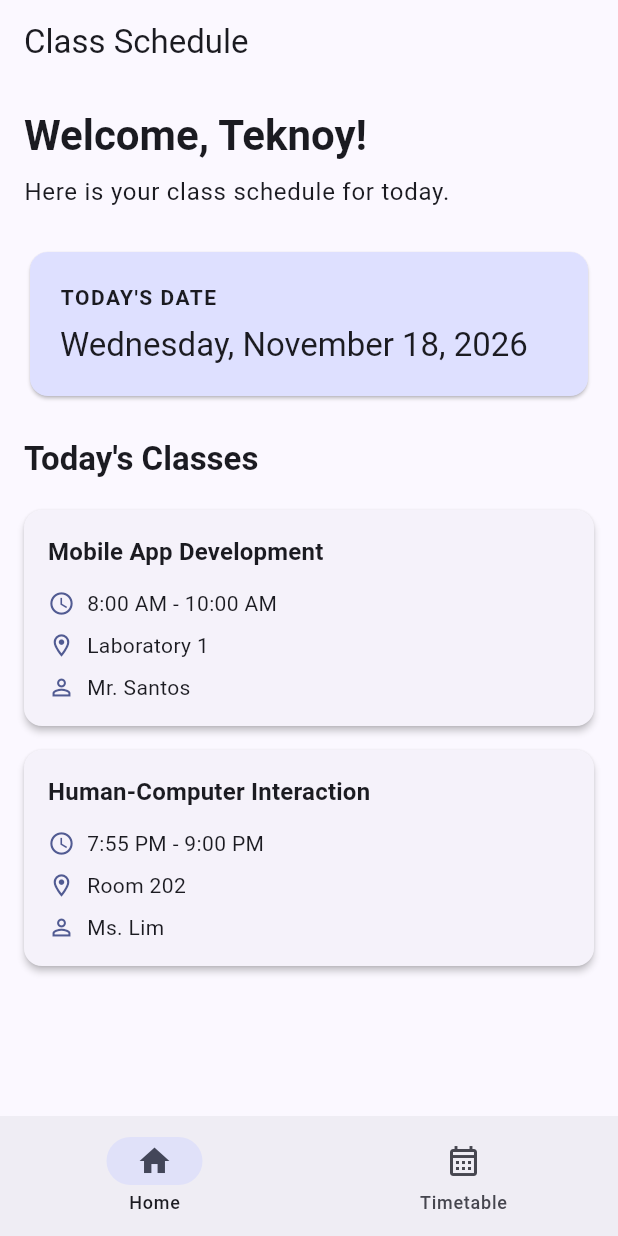
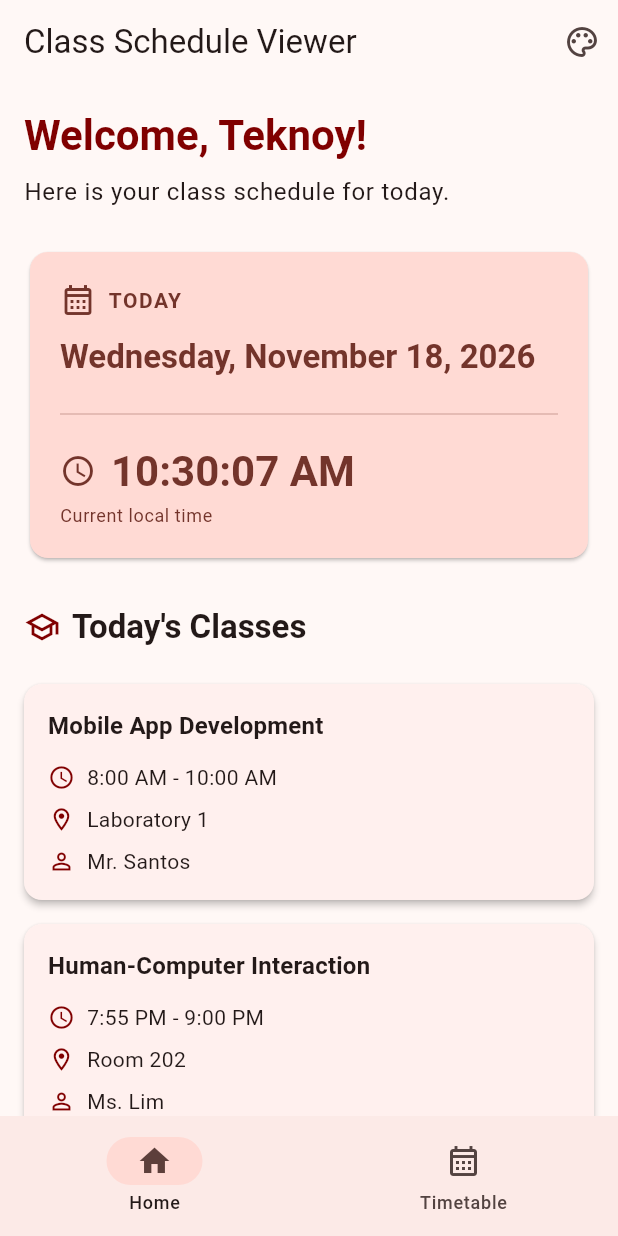
Before and after one commit to jenicaamoguis/CSIT284-Capstone-Amoguis, a Flutter app: the screen it shows after launch, on a phone screen of 412 x 824 dp. Run offline on Flutter 3.47's test engine with Material 3 defaults, Android fonts, the phone set to English and light mode, and no system bars; our stand-ins replace shared_preferences.

Commit message:
Implement initial theme switching and date-time card improvements (UI is still in progress)

```diff
--- a/capstone_amoguis/lib/main.dart
+++ b/capstone_amoguis/lib/main.dart
@@ -2,35 +2,68 @@ import 'package:flutter/material.dart';
 
 import 'screens/home_screen.dart';
 import 'screens/timetable_screen.dart';
+import 'theme_controller.dart';
+import 'widgets/navigation_bar.dart';
 
-void main() {
-  runApp(const ClassScheduleApp());
+void main() async {
+  WidgetsFlutterBinding.ensureInitialized();
+
+  final themeController = ThemeController();
+  await themeController.loadTheme();
+
+  runApp(ClassScheduleApp(themeController: themeController));
 }
 
 class ClassScheduleApp extends StatelessWidget {
-  const ClassScheduleApp({super.key});
+  final ThemeController themeController;
+
+  const ClassScheduleApp({super.key, required this.themeController});
 
   @override
   Widget build(BuildContext context) {
+    return AnimatedBuilder(
+      animation: themeController,
+      builder: (context, child) {
         return MaterialApp(
           debugShowCheckedModeBanner: false,
-      title: 'X7 Class Schedule',
+          title: 'Class Schedule Viewer',
+
           theme: ThemeData(
             useMaterial3: true,
-        colorScheme: ColorScheme.fromSeed(
-          seedColor: Colors.indigo,
-        ),
-        appBarTheme: const AppBarTheme(
-          centerTitle: false,
+            colorScheme:
+                ColorScheme.fromSeed(
+                  seedColor: const Color(0xFF800000),
+                ).copyWith(
+                  primary: const Color(0xFF800000),
+                  secondary: const Color(0xFFFFD700),
                 ),
           ),
-      home: const MainNavigation(),
+
+          darkTheme: ThemeData(
+            useMaterial3: true,
+            colorScheme:
+                ColorScheme.fromSeed(
+                  seedColor: const Color(0xFF800000),
+                  brightness: Brightness.dark,
+                ).copyWith(
+                  primary: const Color(0xFFFFB3B3),
+                  secondary: const Color(0xFFFFD700),
+                ),
+          ),
+
+          themeMode: themeController.themeMode,
+
+          home: MainNavigation(themeController: themeController),
+        );
+      },
     );
   }
 }
 
 class MainNavigation extends StatefulWidget {
-  const MainNavigation({super.key});
+  final ThemeController themeController;
+
+  const MainNavigation({super.key, required this.themeController});
 
   @override
   State<MainNavigation> createState() => _MainNavigationState();
@@ -39,37 +72,22 @@ class MainNavigation extends StatefulWidget {
 class _MainNavigationState extends State<MainNavigation> {
   int selectedIndex = 0;
 
-  final List<Widget> screens = const [
-    HomeScreen(),
-    TimetableScreen(),
+  @override
+  Widget build(BuildContext context) {
+    final screens = [
+      HomeScreen(themeController: widget.themeController),
+      const TimetableScreen(),
     ];
 
-  @override
-  Widget build(BuildContext context) {
     return Scaffold(
-      body: IndexedStack(
-        index: selectedIndex,
-        children: screens,
-      ),
-      bottomNavigationBar: NavigationBar(
+      body: IndexedStack(index: selectedIndex, children: screens),
+      bottomNavigationBar: AppNavigationBar(
         selectedIndex: selectedIndex,
         onDestinationSelected: (index) {
           setState(() {
             selectedIndex = index;
           });
         },
-        destinations: const [
-          NavigationDestination(
-            icon: Icon(Icons.home_outlined),
-            selectedIcon: Icon(Icons.home),
-            label: 'Home',
-          ),
-          NavigationDestination(
-            icon: Icon(Icons.calendar_month_outlined),
-            selectedIcon: Icon(Icons.calendar_month),
-            label: 'Timetable',
-          ),
-        ],
       ),
     );
   }
--- a/capstone_amoguis/lib/screens/home_screen.dart
+++ b/capstone_amoguis/lib/screens/home_screen.dart
@@ -1,25 +1,74 @@
 import 'package:flutter/material.dart';
+
 import '../data/schedule_data.dart';
+import '../theme_controller.dart';
 import '../widgets/class_card.dart';
 
 class HomeScreen extends StatelessWidget {
-  const HomeScreen({super.key});
+  final ThemeController themeController;
+
+  const HomeScreen({super.key, required this.themeController});
 
   @override
   Widget build(BuildContext context) {
     final today = DateTime.now();
-    final todaySchedules = sampleSchedules
+
+    final todaySchedules =
+        sampleSchedules
             .where((schedule) => schedule.dayOfWeek == today.weekday)
             .toList()
           ..sort((a, b) => a.startMinutes.compareTo(b.startMinutes));
 
     final isWide = MediaQuery.sizeOf(context).width >= 600;
+    final theme = Theme.of(context);
+    final colors = theme.colorScheme;
 
     return Scaffold(
       appBar: AppBar(
-        title: const Text('Class Schedule'),
-        centerTitle: false,
+        title: const Text('Class Schedule Viewer'),
+        actions: [
+          PopupMenuButton<ThemeMode>(
+            tooltip: 'Change appearance',
+            icon: const Icon(Icons.palette_outlined),
+            onSelected: (mode) {
+              themeController.setThemeMode(mode);
+            },
+            itemBuilder: (context) => [
+              const PopupMenuItem(
+                value: ThemeMode.system,
+                child: Row(
+                  children: [
+                    Icon(Icons.settings_brightness),
+                    SizedBox(width: 12),
+                    Text('System Default'),
+                  ],
                 ),
+              ),
+              const PopupMenuItem(
+                value: ThemeMode.light,
+                child: Row(
+                  children: [
+                    Icon(Icons.light_mode_outlined),
+                    SizedBox(width: 12),
+                    Text('Light Mode'),
+                  ],
+                ),
+              ),
+              const PopupMenuItem(
+                value: ThemeMode.dark,
+                child: Row(
+                  children: [
+                    Icon(Icons.dark_mode_outlined),
+                    SizedBox(width: 12),
+                    Text('Dark Mode'),
+                  ],
+                ),
+              ),
+            ],
+          ),
+        ],
+      ),
+
       body: SafeArea(
         child: Center(
           child: ConstrainedBox(
@@ -29,8 +78,9 @@ class HomeScreen extends StatelessWidget {
               children: [
                 Text(
                   'Welcome, Teknoy!',
-                  style: Theme.of(context).textTheme.headlineMedium?.copyWith(
+                  style: theme.textTheme.headlineMedium?.copyWith(
                     fontWeight: FontWeight.bold,
+                    color: colors.primary,
                   ),
                 ),
 
@@ -38,56 +88,129 @@ class HomeScreen extends StatelessWidget {
 
                 Text(
                   'Here is your class schedule for today.',
-                  style: Theme.of(context).textTheme.bodyLarge,
+                  style: theme.textTheme.bodyLarge,
                 ),
 
                 const SizedBox(height: 24),
 
-                Card(
-                  color: Theme.of(context).colorScheme.primaryContainer,
+                // Combined Date and Live Time Card
+                StreamBuilder<DateTime>(
+                  stream: Stream.periodic(
+                    const Duration(seconds: 1),
+                    (_) => DateTime.now(),
+                  ),
+                  initialData: DateTime.now(),
+                  builder: (context, snapshot) {
+                    final currentTime = snapshot.data ?? DateTime.now();
+
+                    return Card(
+                      color: colors.primaryContainer,
                       child: Padding(
                         padding: const EdgeInsets.all(20),
                         child: Column(
                           crossAxisAlignment: CrossAxisAlignment.start,
                           children: [
-                        const Text(
-                          "TODAY'S DATE",
-                          style: TextStyle(
+                            Row(
+                              children: [
+                                Icon(
+                                  Icons.calendar_month_outlined,
+                                  color: colors.onPrimaryContainer,
+                                ),
+                                const SizedBox(width: 8),
+                                Text(
+                                  'TODAY',
+                                  style: theme.textTheme.labelLarge?.copyWith(
                                     fontWeight: FontWeight.bold,
                                     letterSpacing: 1,
+                                    color: colors.onPrimaryContainer,
                                   ),
-                        ),
-                        const SizedBox(height: 8),
-                        Text(
-                          '${_weekdayName(today.weekday)}, '
-                          '${_monthName(today.month)} ${today.day}, ${today.year}',
-                          style: Theme.of(context).textTheme.titleLarge,
                                 ),
                               ],
                             ),
+
+                            const SizedBox(height: 12),
+
+                            Text(
+                              _formatDate(currentTime),
+                              style: theme.textTheme.titleLarge?.copyWith(
+                                fontWeight: FontWeight.bold,
+                                color: colors.onPrimaryContainer,
                               ),
                             ),
 
-                const SizedBox(height: 24),
+                            const SizedBox(height: 16),
 
-                Text(
-                  "Today's Classes",
-                  style: Theme.of(context).textTheme.titleLarge?.copyWith(
-                        fontWeight: FontWeight.bold,
+                            Divider(
+                              color: colors.onPrimaryContainer.withValues(
+                                alpha: 0.25,
                               ),
                             ),
 
                             const SizedBox(height: 12),
 
+                            Row(
+                              children: [
+                                Icon(
+                                  Icons.access_time,
+                                  color: colors.onPrimaryContainer,
+                                ),
+                                const SizedBox(width: 10),
+                                Text(
+                                  _formatTime(currentTime),
+                                  style: theme.textTheme.headlineMedium
+                                      ?.copyWith(
+                                        fontWeight: FontWeight.bold,
+                                        color: colors.onPrimaryContainer,
+                                      ),
+                                ),
+                              ],
+                            ),
+
+                            const SizedBox(height: 4),
+
+                            Text(
+                              'Current local time',
+                              style: theme.textTheme.bodySmall?.copyWith(
+                                color: colors.onPrimaryContainer,
+                              ),
+                            ),
+                          ],
+                        ),
+                      ),
+                    );
+                  },
+                ),
+
+                const SizedBox(height: 28),
+
+                Row(
+                  children: [
+                    Icon(Icons.school_outlined, color: colors.primary),
+                    const SizedBox(width: 8),
+                    Text(
+                      "Today's Classes",
+                      style: theme.textTheme.titleLarge?.copyWith(
+                        fontWeight: FontWeight.bold,
+                      ),
+                    ),
+                  ],
+                ),
+
+                const SizedBox(height: 16),
+
                 if (todaySchedules.isEmpty)
-                  const Card(
+                  Card(
                     child: Padding(
-                      padding: EdgeInsets.all(24),
+                      padding: const EdgeInsets.all(24),
                       child: Column(
                         children: [
-                          Icon(Icons.event_available, size: 48),
-                          SizedBox(height: 12),
-                          Text(
+                          Icon(
+                            Icons.event_available,
+                            size: 48,
+                            color: colors.primary,
+                          ),
+                          const SizedBox(height: 12),
+                          const Text(
                             'No classes scheduled for today.',
                             textAlign: TextAlign.center,
                           ),
@@ -107,6 +230,20 @@ class HomeScreen extends StatelessWidget {
     );
   }
 
+  String _formatDate(DateTime date) {
+    return '${_weekdayName(date.weekday)}, '
+        '${_monthName(date.month)} ${date.day}, ${date.year}';
+  }
+
+  String _formatTime(DateTime time) {
+    final hour = time.hour % 12 == 0 ? 12 : time.hour % 12;
+    final minute = time.minute.toString().padLeft(2, '0');
+    final second = time.second.toString().padLeft(2, '0');
+    final period = time.hour >= 12 ? 'PM' : 'AM';
+
+    return '$hour:$minute:$second $period';
+  }
+
   String _weekdayName(int day) {
     const days = [
       'Monday',
@@ -117,6 +254,7 @@ class HomeScreen extends StatelessWidget {
       'Saturday',
       'Sunday',
     ];
+
     return days[day - 1];
   }
 
@@ -135,6 +273,7 @@ class HomeScreen extends StatelessWidget {
       'November',
       'December',
     ];
+
     return months[month - 1];
   }
 }
--- /dev/null
+++ b/capstone_amoguis/lib/theme_controller.dart
@@ -0,0 +1,38 @@
+import 'package:flutter/material.dart';
+import 'package:shared_preferences/shared_preferences.dart';
+
+class ThemeController extends ChangeNotifier {
+  static const String _themeKey = 'theme_mode';
+
+  ThemeMode _themeMode = ThemeMode.system;
+
+  ThemeMode get themeMode => _themeMode;
+
+  Future<void> loadTheme() async {
+    final preferences = await SharedPreferences.getInstance();
+
+    final savedTheme = preferences.getString(_themeKey);
+
+    switch (savedTheme) {
+      case 'light':
+        _themeMode = ThemeMode.light;
+        break;
+      case 'dark':
+        _themeMode = ThemeMode.dark;
+        break;
+      default:
+        _themeMode = ThemeMode.system;
+    }
+
+    notifyListeners();
+  }
+
+  Future<void> setThemeMode(ThemeMode mode) async {
+    _themeMode = mode;
+    notifyListeners();
+
+    final preferences = await SharedPreferences.getInstance();
+
+    await preferences.setString(_themeKey, mode.name);
+  }
+}
--- a/capstone_amoguis/lib/widgets/class_card.dart
+++ b/capstone_amoguis/lib/widgets/class_card.dart
@@ -4,10 +4,7 @@ import '../models/class_schedule.dart';
 class ClassCard extends StatelessWidget {
   final ClassSchedule schedule;
 
-  const ClassCard({
-    super.key,
-    required this.schedule,
-  });
+  const ClassCard({super.key, required this.schedule});
 
   @override
   Widget build(BuildContext context) {
@@ -23,19 +20,15 @@ class ClassCard extends StatelessWidget {
           children: [
             Text(
               schedule.subject,
-              style: Theme.of(context).textTheme.titleMedium?.copyWith(
-                    fontWeight: FontWeight.bold,
-                  ),
+              style: Theme.of(
+                context,
+              ).textTheme.titleMedium?.copyWith(fontWeight: FontWeight.bold),
             ),
             const SizedBox(height: 12),
 
             Row(
               children: [
-                Icon(
-                  Icons.access_time,
-                  size: 18,
-                  color: colorScheme.primary,
-                ),
+                Icon(Icons.access_time, size: 18, color: colorScheme.primary),
                 const SizedBox(width: 8),
                 Text('${schedule.startTime} - ${schedule.endTime}'),
               ],
@@ -65,9 +58,7 @@ class ClassCard extends StatelessWidget {
                   color: colorScheme.primary,
                 ),
                 const SizedBox(width: 8),
-                Expanded(
-                  child: Text(schedule.instructor),
-                ),
+                Expanded(child: Text(schedule.instructor)),
               ],
             ),
           ],
--- a/capstone_amoguis/lib/widgets/navigation_bar.dart
+++ b/capstone_amoguis/lib/widgets/navigation_bar.dart
@@ -1,4 +1,3 @@
-
 import 'package:flutter/material.dart';
 
 class AppNavigationBar extends StatelessWidget {
--- a/capstone_amoguis/pubspec.yaml
+++ b/capstone_amoguis/pubspec.yaml
@@ -34,6 +34,7 @@ dependencies:
   # The following adds the Cupertino Icons font to your application.
   # Use with the CupertinoIcons class for iOS style icons.
   cupertino_icons: ^1.0.8
+  shared_preferences: ^2.5.3
 
 dev_dependencies:
   flutter_test:
```
Also changed, not shown: capstone_amoguis/lib/screens/timetable_screen.dart (+12 -15 lines), capstone_amoguis/lib/models/class_schedule.dart (line endings or trailing spaces), capstone_amoguis/pubspec.lock, 4 other files. Lines whose indentation alone changed are shown as unchanged.
